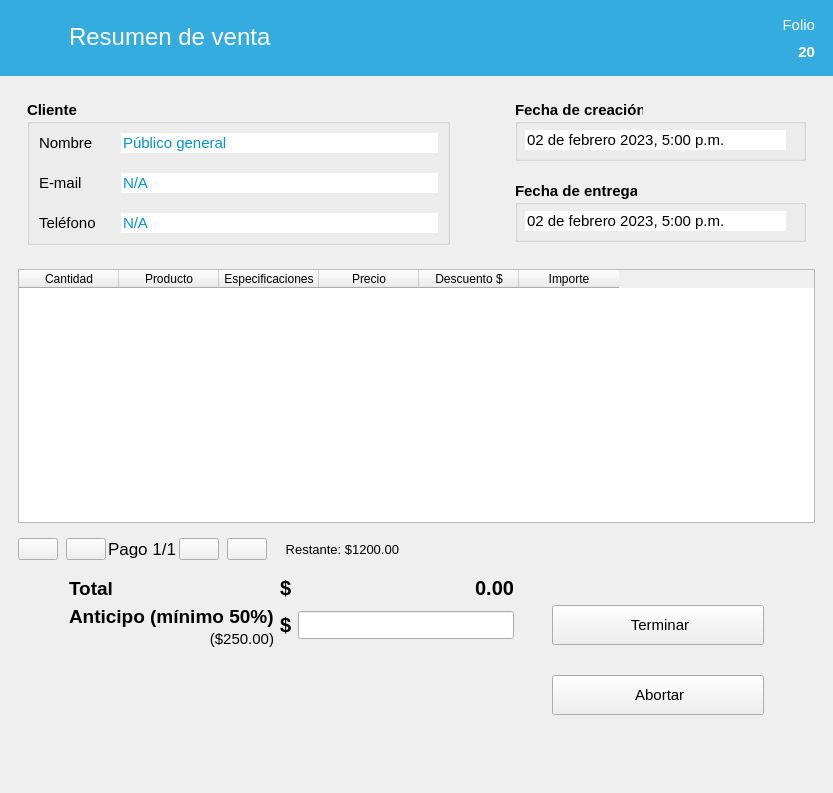
This is designer/Ui_ConfirmarVenta.ui in ivanperez-7/printpos as Qt 5 draws it before an edit. The edited form follows.
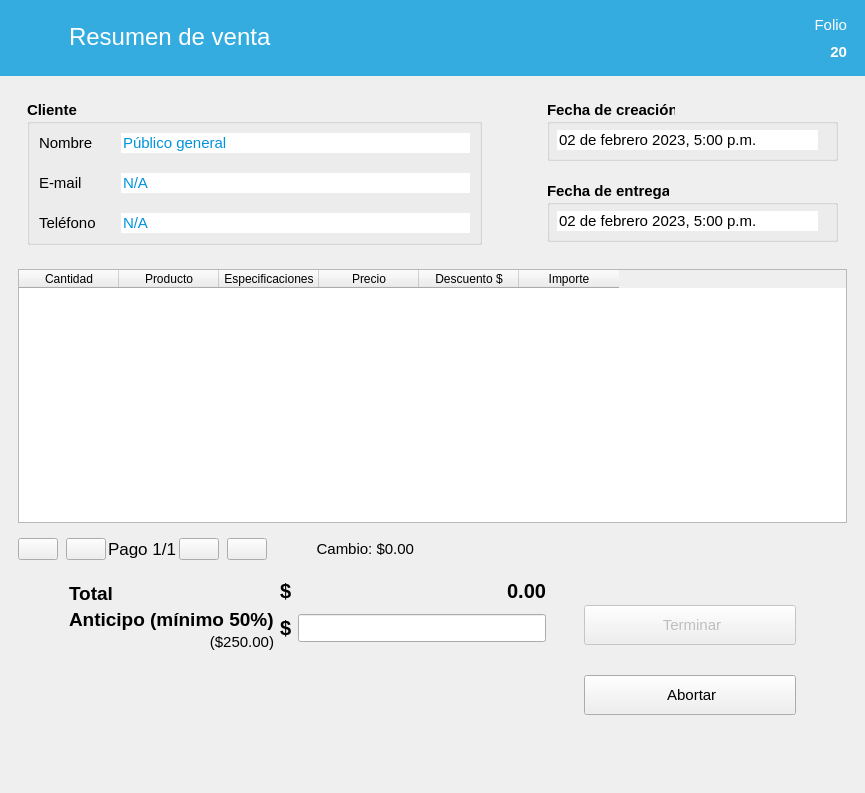
This is the edited form. Icons and pictures are not drawn. Custom widgets are drawn as their Qt base class.

Commit message: factorizacion ConfirmarVenta y TerminarVenta

```diff
--- a/designer/Ui_ConfirmarVenta.ui
+++ b/designer/Ui_ConfirmarVenta.ui
@@ -9,7 +9,7 @@
    <rect>
     <x>0</x>
     <y>0</y>
-    <width>833</width>
+    <width>836</width>
     <height>793</height>
    </rect>
   </property>
@@ -545,6 +545,9 @@
          </property>
          <item>
           <widget class="QPushButton" name="btListo">
+           <property name="enabled">
+            <bool>false</bool>
+           </property>
            <property name="minimumSize">
             <size>
              <width>130</width>
@@ -609,12 +612,15 @@
           <number>60</number>
          </property>
          <property name="topMargin">
+          <number>7</number>
+         </property>
+         <property name="bottomMargin">
           <number>4</number>
          </property>
          <property name="verticalSpacing">
           <number>0</number>
          </property>
-         <item row="0" column="2">
+         <item row="0" column="2" alignment="Qt::AlignBottom">
           <widget class="QLabel" name="lbTotal">
            <property name="minimumSize">
             <size>
@@ -655,7 +661,7 @@
            </property>
           </widget>
          </item>
-         <item row="0" column="0">
+         <item row="0" column="0" alignment="Qt::AlignBottom">
           <widget class="QLabel" name="label_20">
            <property name="minimumSize">
             <size>
@@ -674,7 +680,7 @@
            </property>
           </widget>
          </item>
-         <item row="0" column="1">
+         <item row="0" column="1" alignment="Qt::AlignBottom">
           <widget class="QLabel" name="label_24">
            <property name="minimumSize">
             <size>
@@ -707,6 +713,12 @@
              <height>28</height>
             </size>
            </property>
+           <property name="maximumSize">
+            <size>
+             <width>16777215</width>
+             <height>28</height>
+            </size>
+           </property>
            <property name="styleSheet">
             <string notr="true">color: rgb(0, 170, 0);</string>
            </property>
@@ -867,6 +879,27 @@
            </property>
           </widget>
          </item>
+         <item>
+          <widget class="QLabel" name="lbCambio">
+           <property name="minimumSize">
+            <size>
+             <width>145</width>
+             <height>0</height>
+            </size>
+           </property>
+           <property name="font">
+            <font>
+             <pointsize>11</pointsize>
+            </font>
+           </property>
+           <property name="text">
+            <string>Cambio: $0.00</string>
+           </property>
+           <property name="alignment">
+            <set>Qt::AlignRight|Qt::AlignTrailing|Qt::AlignVCenter</set>
+           </property>
+          </widget>
+         </item>
          <item>
           <widget class="QLabel" name="lbRestante">
            <property name="minimumSize">
@@ -877,11 +910,11 @@
            </property>
            <property name="font">
             <font>
-             <pointsize>10</pointsize>
+             <pointsize>11</pointsize>
             </font>
            </property>
            <property name="text">
-            <string>Restante: $1200.00</string>
+            <string/>
            </property>
            <property name="alignment">
             <set>Qt::AlignRight|Qt::AlignTrailing|Qt::AlignVCenter</set>
```
The commit also changes 6 other files.
